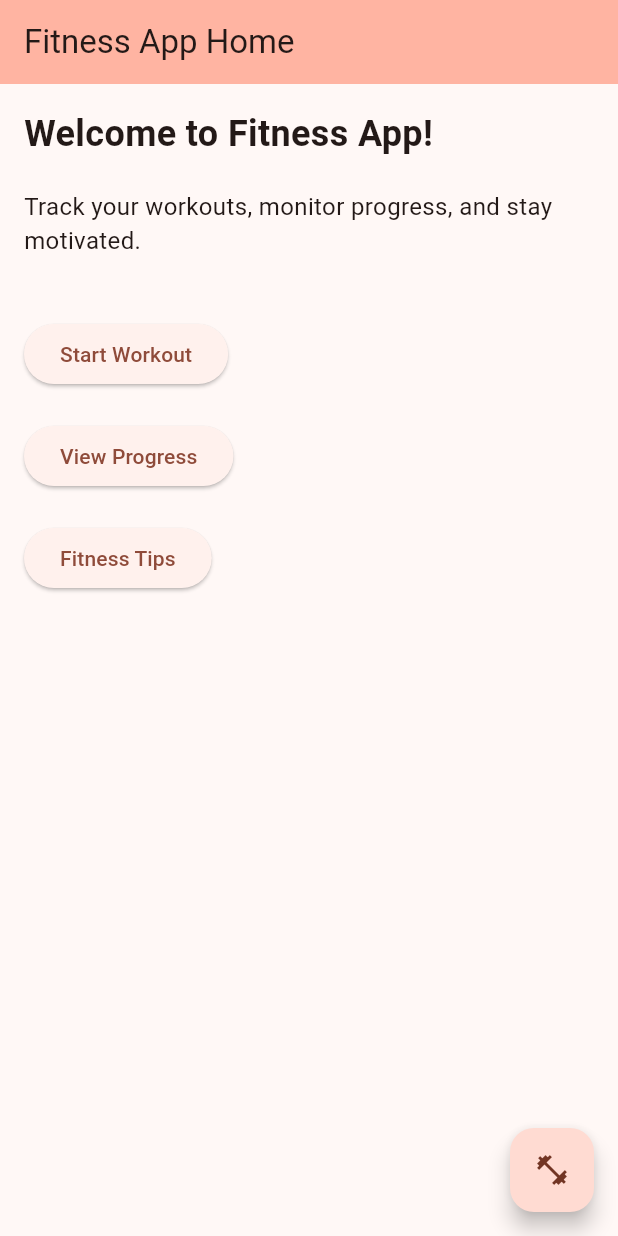
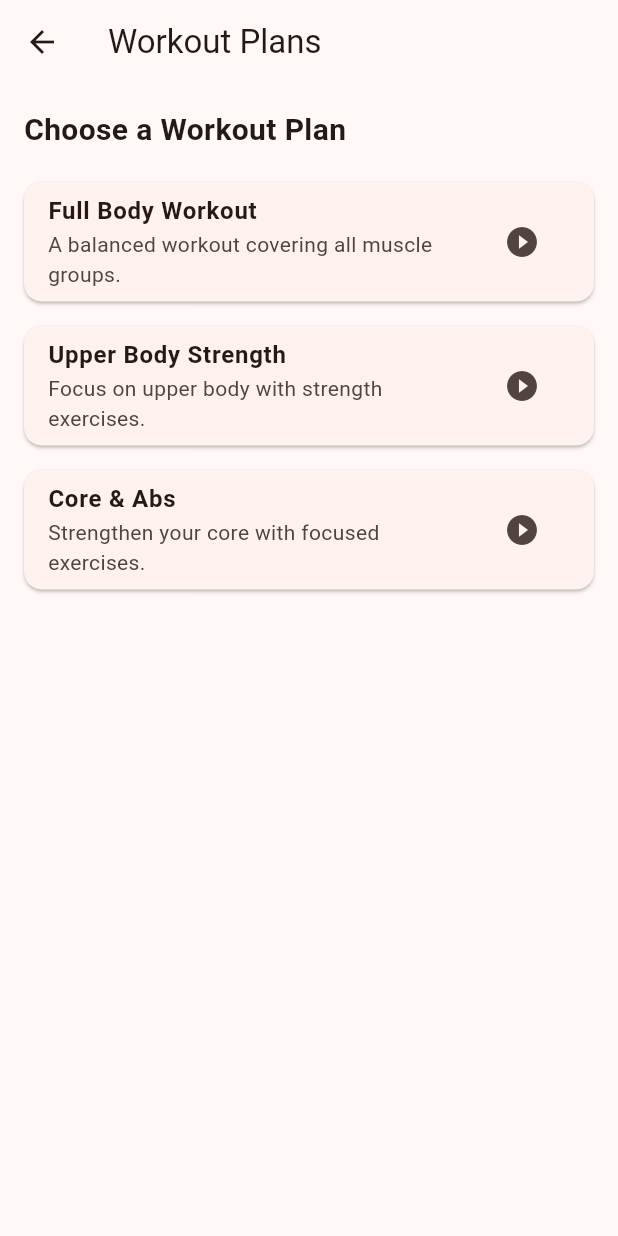
Before and after one commit to danielnaswan/thodev_fitness_app, a Flutter app: the screen it shows after launch, after a tap on "Start Workout", on a phone screen of 412 x 824 dp. Run offline on Flutter 3.47's test engine with Material 3 defaults, Android fonts, the phone set to English and light mode, and no system bars; our stand-ins replace firebase_core; accounts and stored records are empty.

Commit message:
add file

```diff
--- a/lib/main.dart
+++ b/lib/main.dart
@@ -1,5 +1,8 @@
 import 'package:firebase_core/firebase_core.dart';
 import 'package:flutter/material.dart';
+import 'workout_page.dart'; // Import the workout page
+import 'progress_page.dart'; // Import the progress page
+import 'tips_page.dart'; // Import the tips page
 
 void main() async {
   WidgetsFlutterBinding.ensureInitialized();
@@ -54,28 +57,32 @@ class _FitnessHomePageState extends State<FitnessHomePage> {
               ),
             ),
             const SizedBox(height: 20),
-            const Text(
-              'Track your workouts, monitor progress, and stay motivated.',
-              style: TextStyle(fontSize: 16),
-            ),
-            const SizedBox(height: 40),
             ElevatedButton(
               onPressed: () {
-                // Add functionality for navigating to workout page
+                Navigator.push(
+                  context,
+                  MaterialPageRoute(builder: (context) => const WorkoutPage()),
+                );
               },
               child: const Text('Start Workout'),
             ),
             const SizedBox(height: 20),
             ElevatedButton(
               onPressed: () {
-                // Add functionality for navigating to progress page
+                Navigator.push(
+                  context,
+                  MaterialPageRoute(builder: (context) => const ProgressPage()),
+                );
               },
               child: const Text('View Progress'),
             ),
             const SizedBox(height: 20),
             ElevatedButton(
               onPressed: () {
-                // Add functionality for navigating to tips page
+                Navigator.push(
+                  context,
+                  MaterialPageRoute(builder: (context) => const TipsPage()),
+                );
               },
               child: const Text('Fitness Tips'),
             ),
--- /dev/null
+++ b/lib/workout_page.dart
@@ -0,0 +1,62 @@
+import 'package:flutter/material.dart';
+
+class WorkoutPage extends StatelessWidget {
+  const WorkoutPage({Key? key}) : super(key: key);
+
+  @override
+  Widget build(BuildContext context) {
+    return Scaffold(
+      appBar: AppBar(
+        title: const Text('Workout Plans'),
+      ),
+      body: ListView(
+        padding: const EdgeInsets.all(16.0),
+        children: [
+          const Text(
+            'Choose a Workout Plan',
+            style: TextStyle(fontSize: 20, fontWeight: FontWeight.bold),
+          ),
+          const SizedBox(height: 20),
+          // Example workout list
+          WorkoutCard(
+            title: 'Full Body Workout',
+            description: 'A balanced workout covering all muscle groups.',
+          ),
+          WorkoutCard(
+            title: 'Upper Body Strength',
+            description: 'Focus on upper body with strength exercises.',
+          ),
+          WorkoutCard(
+            title: 'Core & Abs',
+            description: 'Strengthen your core with focused exercises.',
+          ),
+        ],
+      ),
+    );
+  }
+}
+
+class WorkoutCard extends StatelessWidget {
+  final String title;
+  final String description;
+
+  const WorkoutCard({Key? key, required this.title, required this.description})
+      : super(key: key);
+
+  @override
+  Widget build(BuildContext context) {
+    return Card(
+      margin: const EdgeInsets.only(bottom: 16.0),
+      child: ListTile(
+        title: Text(title, style: const TextStyle(fontWeight: FontWeight.bold)),
+        subtitle: Text(description),
+        trailing: IconButton(
+          icon: const Icon(Icons.play_circle_fill),
+          onPressed: () {
+            // Navigate to workout session or video
+          },
+        ),
+      ),
+    );
+  }
+}
```
Also changed, not shown: lib/progress_page.dart (added, +49 -0 lines), lib/tips_page.dart (added, +54 -0 lines).
